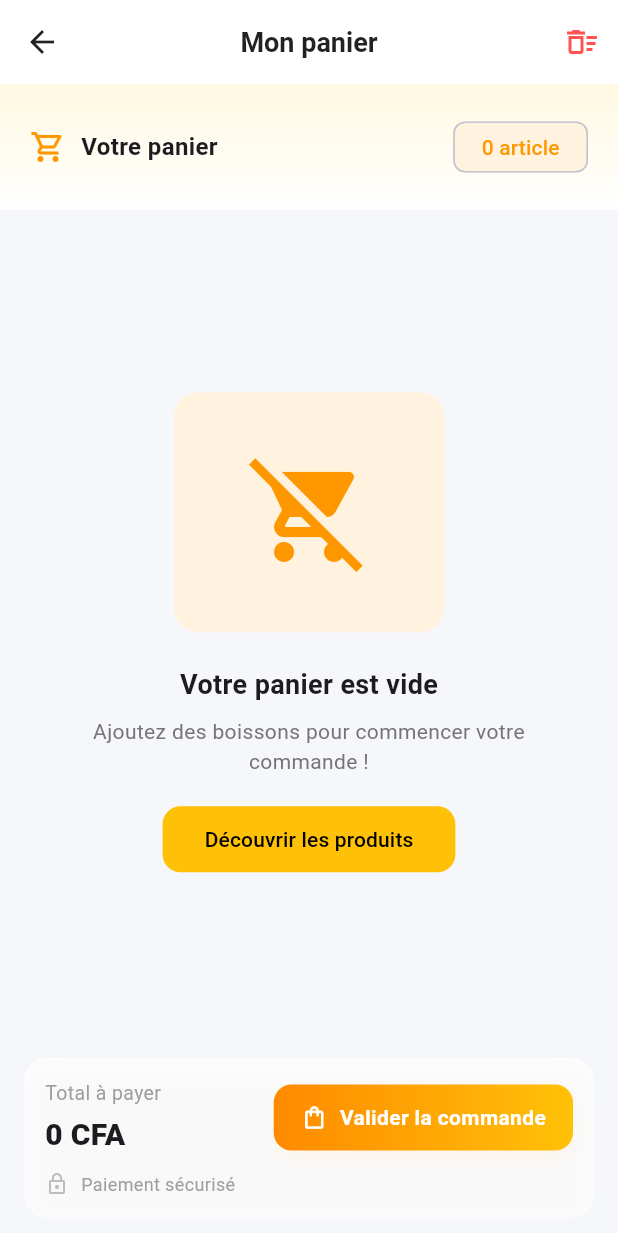
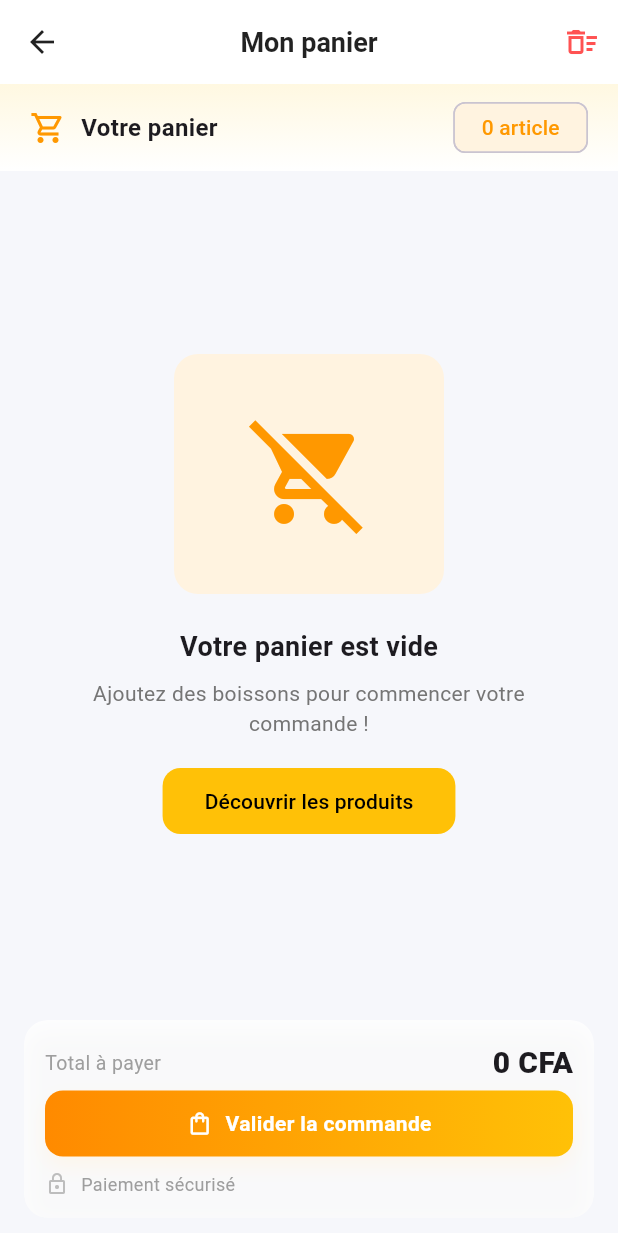
Before and after one commit to digitalvisiontg-ux/DrinkEasy_Project, a Flutter app: the CartPage screen opened directly, after a tap on "Valider la commande", on a phone screen of 412 x 824 dp. Shown: the top 1233 px of the screen. Run offline on Flutter 3.47's test engine with Material 3 defaults, Android fonts, the light colour scheme and no system bars; our stand-ins replace dio, flutter_dotenv, flutter_secure_storage, fluttertoast, get, image_picker and 1 more; missing offline and left inert: mobile_scanner; accounts and stored records are empty.

Commit message:
Mise à jour du projet : DrinkEasy

```diff
--- a/lib/App/Modules/Authentification/View/connexion.dart
+++ b/lib/App/Modules/Authentification/View/connexion.dart
@@ -25,7 +25,7 @@ class _ConnexionPageState extends State<ConnexionPage> {
   bool loading = false;
 
   /// ✅ Message de succès (toast stylé)
-  void _showSuccessToast(String message) {
+  void showSuccessToast(String message) {
     FToast fToast = FToast();
     fToast.init(context);
 
@@ -149,7 +149,7 @@ class _ConnexionPageState extends State<ConnexionPage> {
     setState(() => loading = false);
 
     if (success == true) {
-      _showSuccessToast("Connexion réussie 🎉");
+      showSuccessToast("Connexion réussie 🎉");
       await Future.delayed(const Duration(seconds: 1));
       Get.offAll(() => const Home());
     } else {
--- a/lib/App/Modules/Cart/View/cart_page.dart
+++ b/lib/App/Modules/Cart/View/cart_page.dart
@@ -249,7 +249,7 @@ class _CartPageState extends State<CartPage>
           // header
           Container(
             width: double.infinity,
-            padding: const EdgeInsets.symmetric(vertical: 18, horizontal: 20),
+            padding: const EdgeInsets.symmetric(vertical: 5, horizontal: 20),
             decoration: const BoxDecoration(
               gradient: LinearGradient(
                 colors: [Color(0xFFFFF8E1), Color(0xFFFFFFFF)],
@@ -336,11 +336,13 @@ class _CartPageState extends State<CartPage>
           borderRadius: BorderRadius.circular(14),
           child: Container(
             padding: const EdgeInsets.all(12),
-            child: Row(
+            child: Column(
+              children: [
+                Row(
                   children: [
                     Container(
-                  width: 78,
-                  height: 78,
+                      width: MediaQuery.of(context).size.width / 5,
+                      height: MediaQuery.of(context).size.width / 4,
                       decoration: BoxDecoration(
                         borderRadius: BorderRadius.circular(12),
                         boxShadow: [
@@ -458,7 +460,10 @@ class _CartPageState extends State<CartPage>
                                   AnimatedSwitcher(
                                     duration: const Duration(milliseconds: 300),
                                     transitionBuilder: (child, anim) =>
-                                    ScaleTransition(scale: anim, child: child),
+                                        ScaleTransition(
+                                          scale: anim,
+                                          child: child,
+                                        ),
                                     child: Text(
                                       "$quantity",
                                       key: ValueKey<int>(quantity),
@@ -477,21 +482,40 @@ class _CartPageState extends State<CartPage>
                             ],
                           ),
                           const SizedBox(height: 10),
+                          Column(
+                            children: [
+                              if (quantity > 1)
                                 Row(
                                   children: [
-                          if (quantity > 1)
                                     Text(
-                              "Sous-total: ${_formatPrice(product.priceCfa * quantity)} CFA",
+                                      "Sous-total:",
                                       style: const TextStyle(
                                         color: Color(0xFF757575),
                                         fontSize: 13,
                                       ),
                                     ),
-                          const Spacer(),
+                                    Spacer(),
+                                    Text(
+                                      " ${_formatPrice(product.priceCfa * quantity)} CFA",
+                                      style: const TextStyle(
+                                        color: Color(0xFF757575),
+                                        fontSize: 13,
+                                      ),
+                                    ),
+                                  ],
+                                ),
+                            ],
+                          ),
+                        ],
+                      ),
+                    ),
+                  ],
+                ),
+                const SizedBox(height: 10),
                 InkWell(
                   onTap: () => _removeItem(index),
-                            borderRadius: BorderRadius.circular(8),
                   child: Container(
+                    width: MediaQuery.of(context).size.width / 2.5,
                     padding: const EdgeInsets.symmetric(
                       horizontal: 8,
                       vertical: 6,
@@ -501,24 +525,17 @@ class _CartPageState extends State<CartPage>
                       borderRadius: BorderRadius.circular(8),
                     ),
                     child: Row(
+                      mainAxisAlignment: MainAxisAlignment.center,
                       children: [
                         Icon(
                           Icons.delete_outline,
                           size: 16,
                           color: Colors.red.shade400,
                         ),
-                                  const SizedBox(width: 6),
-                                  const Text(
-                                    "Supprimer",
-                                    style: TextStyle(color: Colors.red),
-                                  ),
+                        SizedBox(width: 6),
+                        Text("Supprimer", style: TextStyle(color: Colors.red)),
                       ],
                     ),
-                            ),
-                          ),
-                        ],
-                      ),
-                    ],
                   ),
                 ),
               ],
@@ -594,16 +611,21 @@ class _CartPageState extends State<CartPage>
               child: Column(
                 mainAxisSize: MainAxisSize.min,
                 children: [
-                  Row(
+                  Column(
                     children: [
                       Column(
                         crossAxisAlignment: CrossAxisAlignment.start,
                         children: [
+                          Row(
+                            children: [
                               const Text(
                                 "Total à payer",
-                            style: TextStyle(fontSize: 13, color: Colors.grey),
+                                style: TextStyle(
+                                  fontSize: 13,
+                                  color: Colors.grey,
                                 ),
-                          const SizedBox(height: 4),
+                              ),
+                              Spacer(),
                               Text(
                                 "${_formatPrice(totalPrice)} CFA",
                                 style: const TextStyle(
@@ -613,7 +635,9 @@ class _CartPageState extends State<CartPage>
                               ),
                             ],
                           ),
-                      const Spacer(),
+                          const SizedBox(height: 4),
+                        ],
+                      ),
                       _checkoutButton(),
                     ],
                   ),
@@ -645,11 +669,54 @@ class _CartPageState extends State<CartPage>
     return GestureDetector(
       onTap: () {
         if (cartItems.isNotEmpty) {
-          showMessageComponent(
-            context,
-            "Votre commande a été confirmée ✅",
-            "Commande validée",
-            true,
+          ScaffoldMessenger.of(context).showSnackBar(
+            SnackBar(
+              elevation: 0,
+              backgroundColor: Colors.transparent,
+              content: Container(
+                padding: const EdgeInsets.all(16),
+                decoration: BoxDecoration(
+                  color: Colors.green.shade400,
+                  borderRadius: BorderRadius.circular(16),
+                  boxShadow: [
+                    BoxShadow(
+                      color: Colors.green.withOpacity(0.2),
+                      spreadRadius: 2,
+                      blurRadius: 8,
+                      offset: const Offset(0, 4),
+                    ),
+                  ],
+                ),
+                child: Row(
+                  children: [
+                    const Icon(Icons.check_circle, color: Colors.white),
+                    const SizedBox(width: 12),
+                    Expanded(
+                      child: Column(
+                        crossAxisAlignment: CrossAxisAlignment.start,
+                        mainAxisSize: MainAxisSize.min,
+                        children: const [
+                          Text(
+                            'Commande validée !',
+                            style: TextStyle(
+                              color: Colors.white,
+                              fontWeight: FontWeight.bold,
+                            ),
+                          ),
+                          SizedBox(height: 4),
+                          Text(
+                            'Votre commande a été enregistrée avec succès',
+                            style: TextStyle(color: Colors.white, fontSize: 12),
+                          ),
+                        ],
+                      ),
+                    ),
+                  ],
+                ),
+              ),
+              duration: const Duration(seconds: 3),
+              behavior: SnackBarBehavior.floating,
+            ),
           );
         }
       },
@@ -669,7 +736,8 @@ class _CartPageState extends State<CartPage>
           ],
         ),
         child: Row(
-          children: const [
+          mainAxisAlignment: MainAxisAlignment.center,
+          children: [
             Icon(Icons.shopping_bag_outlined, color: Colors.white, size: 18),
             SizedBox(width: 8),
             Text(
```
Lines whose indentation alone changed are shown as unchanged.
